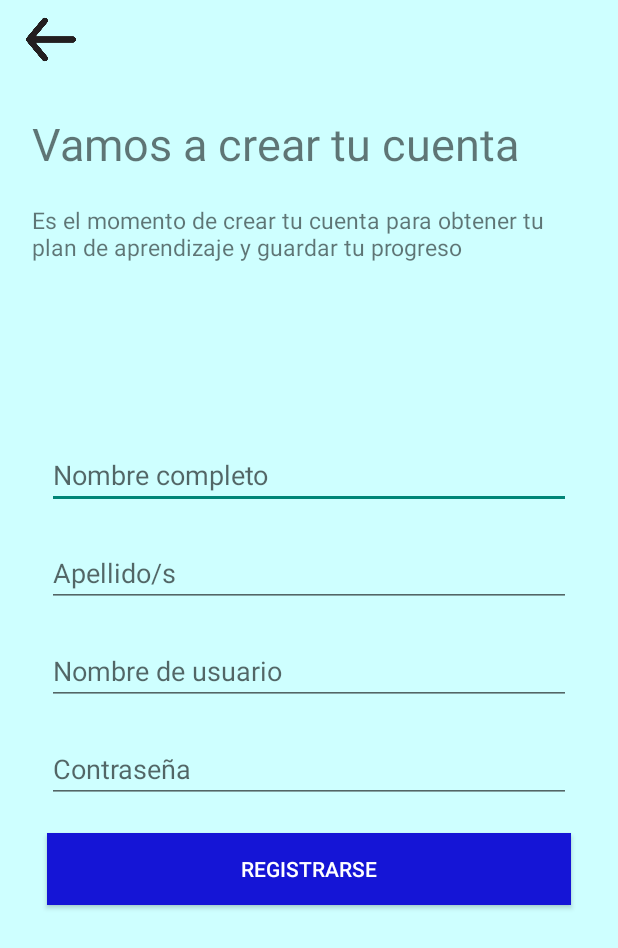
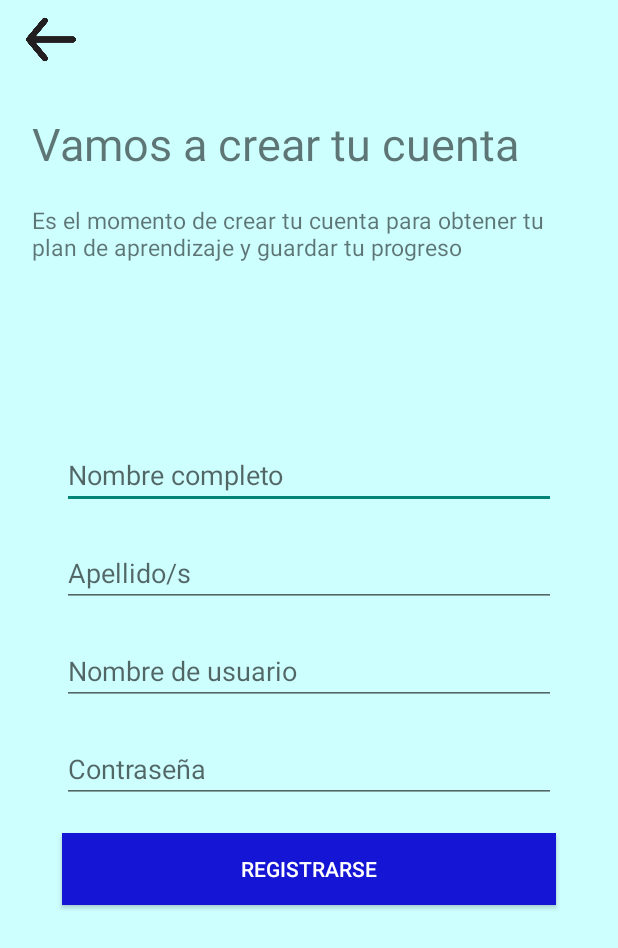
Before and after one commit to francocaputo123/final-2-am-acn4a-caputo-cardozo, an Android app: the screen it shows after launch (Register), after a tap on "REGISTRARSE", on a phone screen of 412 x 824 dp. Shown: the top 948 px of the screen. Run offline under Robolectric (Android 15) with nearby library versions, the phone set to English and light mode, and no system bars.

Commit message:
added recovery activity

```diff
--- a/app/src/main/AndroidManifest.xml
+++ b/app/src/main/AndroidManifest.xml
@@ -12,6 +12,9 @@
         android:supportsRtl="true"
         android:theme="@style/Theme.LearnYourself"
         tools:targetApi="31">
+        <activity
+            android:name=".Recovery"
+            android:exported="false" />
         <activity
             android:name=".Menu"
             android:exported="false" />
--- a/app/src/main/java/com/example/learnyourself/MainActivity.java
+++ b/app/src/main/java/com/example/learnyourself/MainActivity.java
@@ -28,6 +28,12 @@ public class MainActivity extends AppCompatActivity {
     public void registerAc(View v)
     {
         Intent i = new Intent(this, Register.class);
+        startActivity(i);
+    }
+
+    //Método para boton de recuperar contraseña
+    public void recoveryPass(){
+        Intent i = new Intent(this, Recovery.class);
         startActivity(i);
     }
 
--- a/app/src/main/java/com/example/learnyourself/Register.java
+++ b/app/src/main/java/com/example/learnyourself/Register.java
@@ -57,7 +57,7 @@ public class Register extends AppCompatActivity {
 
                 }
             } catch(IOException e){
-                Toast.makeText(this, "Error desconocido, intentelo nuevamente", Toast.LENGTH_SHORT).show();
+                Toast.makeText(this, "Error desconocido, inténtelo nuevamente", Toast.LENGTH_SHORT).show();
             }
         }
 
--- a/app/src/main/res/layout/activity_register.xml
+++ b/app/src/main/res/layout/activity_register.xml
@@ -34,7 +34,7 @@
         app:layout_constraintTop_toBottomOf="@id/imageButton6">
 
         <TextView
-            android:id="@+id/textView3"
+            android:id="@+id/rTitle"
             android:layout_width="match_parent"
             android:layout_height="wrap_content"
             android:paddingStart="20dp"
@@ -42,7 +42,7 @@
             android:textSize="30sp" />
 
         <TextView
-            android:id="@+id/textView2"
+            android:id="@+id/rContent"
             android:layout_width="match_parent"
             android:layout_height="wrap_content"
             android:padding="20dp"
@@ -59,7 +59,7 @@
         android:layout_marginEnd="1dp"
         android:layout_marginBottom="146dp"
         android:orientation="vertical"
-        android:padding="20dp"
+        android:padding="30dp"
         app:layout_constraintBottom_toBottomOf="parent"
         app:layout_constraintEnd_toEndOf="parent"
         app:layout_constraintStart_toStartOf="parent"
@@ -102,7 +102,7 @@
             android:inputType="textPassword" />
 
         <Button
-            android:id="@+id/button3"
+            android:id="@+id/rBtn"
             android:layout_width="match_parent"
             android:layout_height="wrap_content"
             android:layout_margin="10dp"
--- a/app/src/main/res/values/strings.xml
+++ b/app/src/main/res/values/strings.xml
@@ -6,5 +6,6 @@
     <string name="l_txtl">Ingrese su usuario:</string>
     <string name="l_txtpass">Ingrese su contraseña:</string>
     <string name="l_recoveryPass">¿Has olvidado tu contraseña?</string>
+    <string name="re_title">Recuperemos tu contraseña</string>
     <string name="r_legend">    Es el momento de crear tu cuenta para obtener tu plan de aprendizaje y guardar tu progreso</string>
 </resources>
```
Also changed, not shown: app/src/main/java/com/example/learnyourself/Recovery.java (added, +17 -0 lines), app/src/main/res/layout/activity_main.xml (+8 -9 lines), app/src/main/res/layout/activity_recovery.xml (added, +43 -0 lines), app/src/main/res/drawable/logo.png (added).
